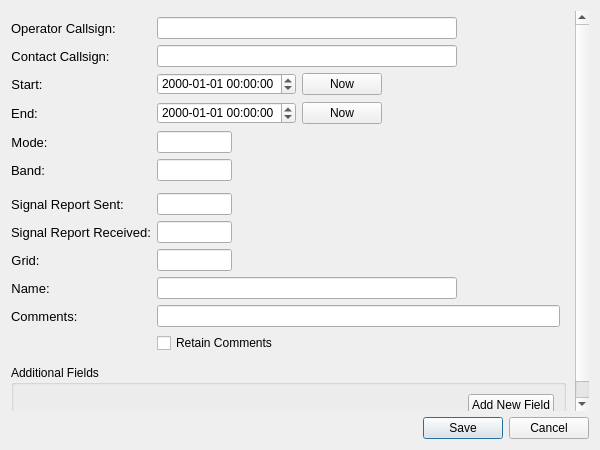
qcmiao1998/js8call, file logqso.ui: the form before one commit.
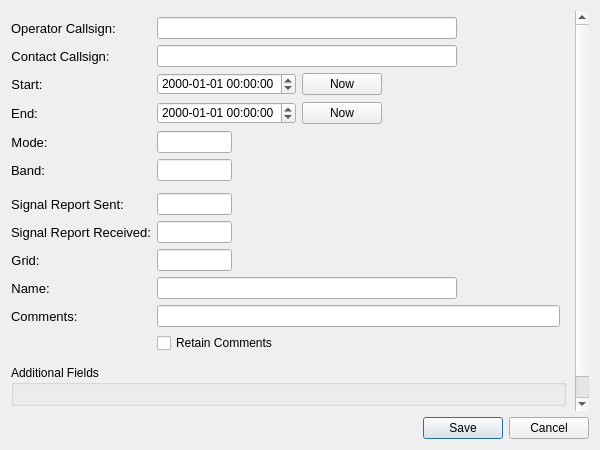
The form after the commit.

Commit message: Updated log window layout, button placement, and tab ordering

```diff
--- a/logqso.ui
+++ b/logqso.ui
@@ -41,9 +41,9 @@
       <property name="geometry">
        <rect>
         <x>0</x>
-        <y>0</y>
+        <y>-53</y>
         <width>568</width>
-        <height>473</height>
+        <height>485</height>
        </rect>
       </property>
       <layout class="QVBoxLayout" name="verticalLayout">
@@ -454,6 +454,27 @@
          </item>
         </layout>
        </item>
+       <item>
+        <widget class="QGroupBox" name="additionalFields">
+         <property name="title">
+          <string>Additional Fields</string>
+         </property>
+         <layout class="QFormLayout" name="formLayout_2"/>
+        </widget>
+       </item>
+       <item>
+        <widget class="QPushButton" name="add_new_field_button">
+         <property name="sizePolicy">
+          <sizepolicy hsizetype="Minimum" vsizetype="Fixed">
+           <horstretch>0</horstretch>
+           <verstretch>0</verstretch>
+          </sizepolicy>
+         </property>
+         <property name="text">
+          <string>Add New Field</string>
+         </property>
+        </widget>
+       </item>
        <item>
         <spacer name="verticalSpacer">
          <property name="orientation">
@@ -468,40 +489,11 @@
         </spacer>
        </item>
        <item>
-        <widget class="QGroupBox" name="additionalFields">
-         <property name="title">
-          <string>Additional Fields</string>
+        <layout class="QHBoxLayout" name="field_button_layout" stretch="">
+         <property name="topMargin">
+          <number>0</number>
          </property>
-         <layout class="QFormLayout" name="formLayout_2">
-          <item row="0" column="1">
-           <layout class="QHBoxLayout" name="field_button_layout">
-            <property name="topMargin">
-             <number>0</number>
-            </property>
-            <item>
-             <spacer name="horizontalSpacer_5">
-              <property name="orientation">
-               <enum>Qt::Horizontal</enum>
-              </property>
-              <property name="sizeHint" stdset="0">
-               <size>
-                <width>40</width>
-                <height>20</height>
-               </size>
-              </property>
-             </spacer>
-            </item>
-            <item>
-             <widget class="QPushButton" name="add_new_field_button">
-              <property name="text">
-               <string>Add New Field</string>
-              </property>
-             </widget>
-            </item>
-           </layout>
-          </item>
-         </layout>
-        </widget>
+        </layout>
        </item>
       </layout>
      </widget>
```
Left out of the diff: 26 changed lines with no effect on the pictures. The commit also changes 1 other file.
